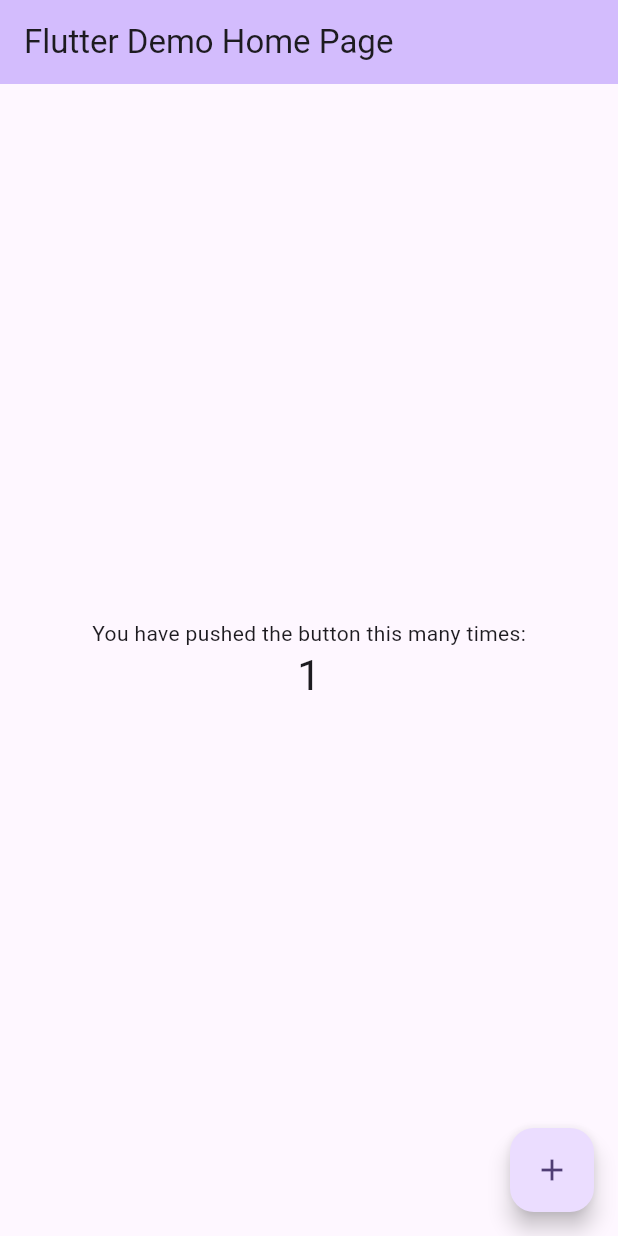
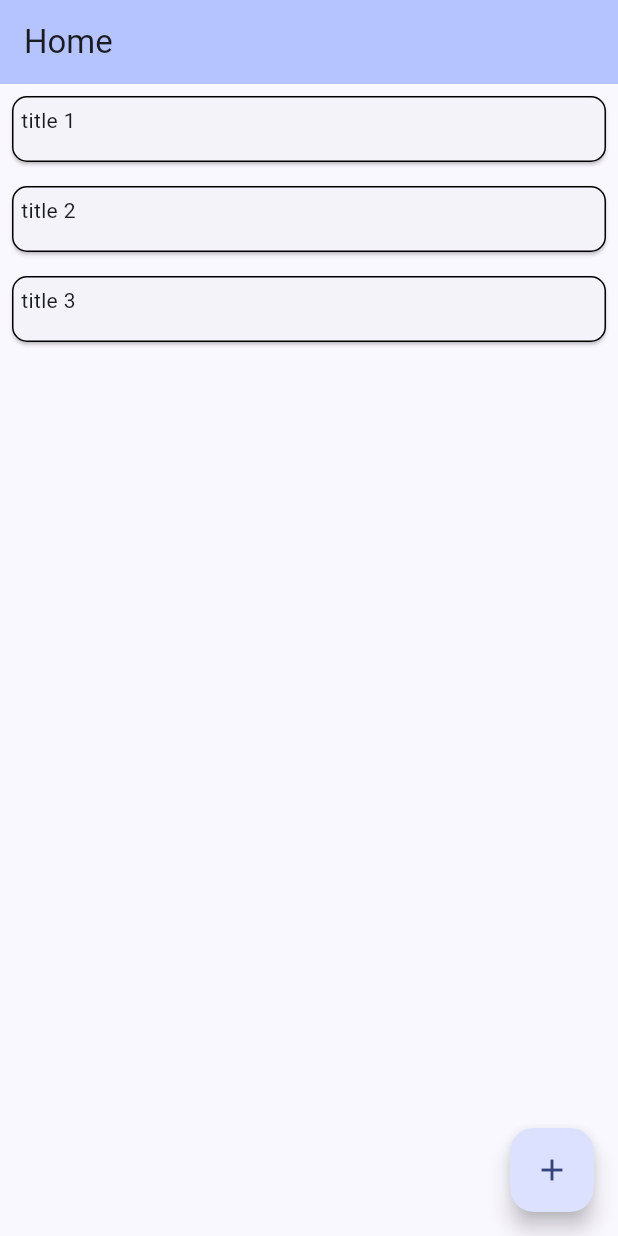
Before and after one commit to Besufikad17/todolist, a Flutter app: the screen it shows after launch, after a tap on the "add" icon, on a phone screen of 412 x 824 dp. Run offline on Flutter 3.47's test engine with Material 2 defaults, Android fonts, the phone set to English and light mode, and no system bars.

Commit message:
listview implemented

```diff
--- a/lib/components/card.dart
+++ b/lib/components/card.dart
@@ -1,14 +1,34 @@
 import 'package:flutter/material.dart';
+import 'package:todolist/utils/colors.dart';
 
-void main() => runApp(const MyCard());
+void main() => runApp(const MyCard(title: '',));
 
 class MyCard extends StatelessWidget {
-  const MyCard({super.key});
+  final String title;
+
+  const MyCard({super.key, required this.title});
 
   @override
   Widget build(BuildContext context) {
-    return Container(
-
-    );
+    return GestureDetector(
+      onTap: () => {},
+      child: Container(
+        width: 300,
+        height: 60,
+        padding: const EdgeInsets.all(4),
+        child: Card(
+          shape: RoundedRectangleBorder(
+            side: BorderSide(
+              color: getColorFromHex("#000000"),
+            ),
+          borderRadius: BorderRadius.circular(10.0), //<-- SEE HERE
+          ),
+          child: Container(
+            padding: const EdgeInsets.all(6),
+            child: Text(title),
+          )
+        ),
+        ),
+      );
   }
 }
--- a/lib/main.dart
+++ b/lib/main.dart
@@ -1,4 +1,5 @@
 import 'package:flutter/material.dart';
+import 'package:todolist/components/card.dart';
 
 void main() {
   runApp(const MyApp());
@@ -10,12 +11,13 @@ class MyApp extends StatelessWidget {
   @override
   Widget build(BuildContext context) {
     return MaterialApp(
-      title: 'Flutter Demo',
+      title: 'TodoList',
       theme: ThemeData(
-        colorScheme: ColorScheme.fromSeed(seedColor: Colors.deepPurple),
+        colorScheme:
+            ColorScheme.fromSeed(seedColor: Color.fromARGB(255, 34, 62, 138)),
         useMaterial3: true,
       ),
-      home: const MyHomePage(title: 'Flutter Demo Home Page'),
+      home: const MyHomePage(title: 'Home'),
     );
   }
 }
@@ -30,13 +32,7 @@ class MyHomePage extends StatefulWidget {
 }
 
 class _MyHomePageState extends State<MyHomePage> {
-  int _counter = 0;
-
-  void _incrementCounter() {
-    setState(() {
-      _counter++;
-    });
-  }
+  List<String> titles = ["title 1", "title 2", "title 3"];
 
   @override
   Widget build(BuildContext context) {
@@ -45,25 +41,17 @@ class _MyHomePageState extends State<MyHomePage> {
         backgroundColor: Theme.of(context).colorScheme.inversePrimary,
         title: Text(widget.title),
       ),
-      body: Center(
-        child: Column(
-          mainAxisAlignment: MainAxisAlignment.center,
-          children: <Widget>[
-            const Text(
-              'You have pushed the button this many times:',
+      body: ListView.builder(
+              itemCount: titles.length,
+              itemBuilder: (context, index) {
+                return MyCard(title: titles[index]);
+              }
             ),
-            Text(
-              '$_counter',
-              style: Theme.of(context).textTheme.headlineMedium,
+            floatingActionButton: FloatingActionButton(
+              onPressed: () => {},
+              tooltip: 'Increment',
+              child: const Icon(Icons.add),
             ),
-          ],
-        ),
-      ),
-      floatingActionButton: FloatingActionButton(
-        onPressed: _incrementCounter,
-        tooltip: 'Increment',
-        child: const Icon(Icons.add),
-      ),
     );
   }
 }
--- /dev/null
+++ b/lib/utils/colors.dart
@@ -0,0 +1,5 @@
+import 'package:flutter/material.dart';
+
+Color getColorFromHex(String hex) {
+  return Color(int.parse(hex.substring(1, 7), radix: 16) + 0xFF000000);
+}
```
